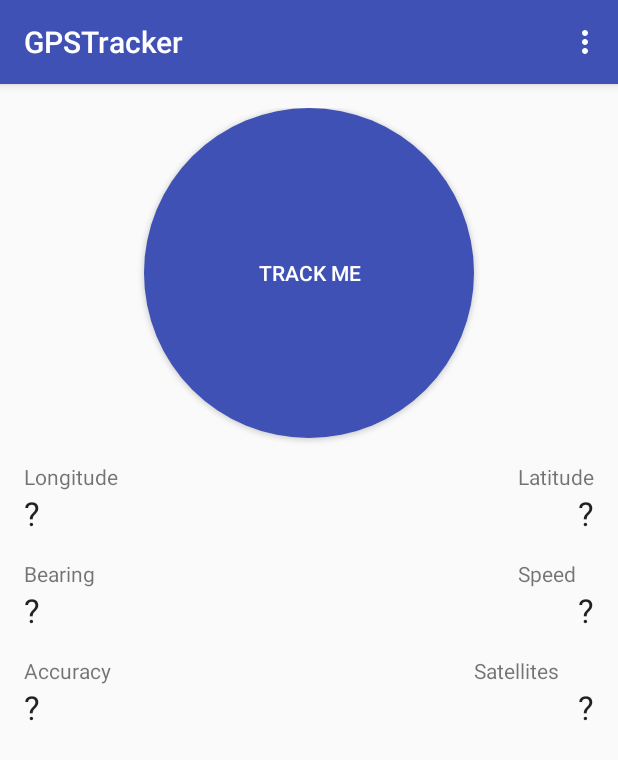
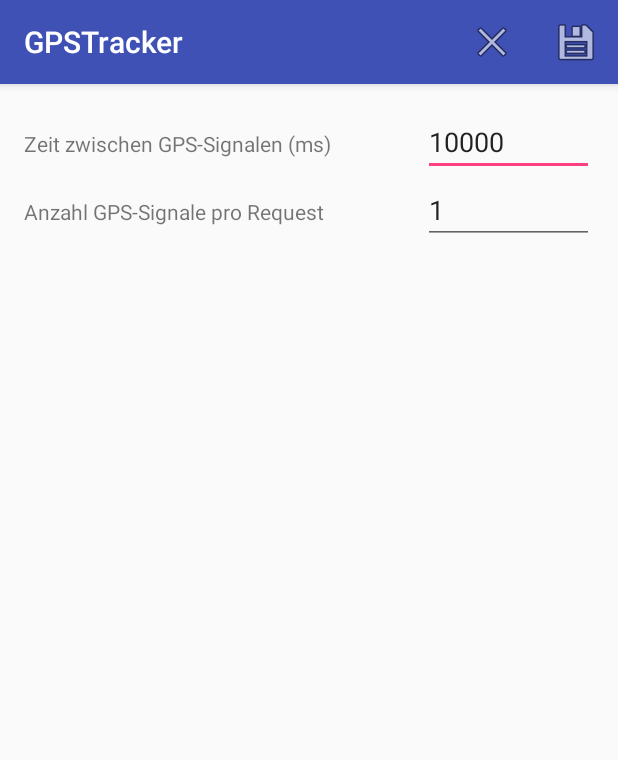
Before and after one commit to shiptrail/android-main, an Android app: the screen it shows after launch (MainActivity before the commit, SettingsActivity after it), in the options menu, after a tap on "Settings", on a phone screen of 412 x 824 dp. Shown: the top 760 px of the screen. Run offline under Robolectric (Android 15) with nearby library versions, the phone set to English and light mode, and no system bars; pictures from the network do not load.

Commit message:
FE-46: Neue Activity: SettingsActivity. Diese zeigt verschiedene Einstellungen an und lässt den User diese bearbeiten. Ist noch nicht ganz fertig. Speichern dieser Einstellungen funktioniert aber. Außerdem ein Storagehandler hinzugefügt. Dieser speichert bestimmte Dinge in Dateien, damit die App weiterhin funktioniert, wenn sie vom Android-OS recyclet wird wegen Speicher, oder manuell aus dem Speicher entfernt wird.
Change-Id: I1f38fc04034427e0f6c359bc4b4109b86766cab1

```diff
--- a/app/src/main/java/de/h3adless/gpstracker/AppSettings.java
+++ b/app/src/main/java/de/h3adless/gpstracker/AppSettings.java
@@ -2,33 +2,107 @@ package de.h3adless.gpstracker;
 
 import android.app.Application;
 import android.content.Intent;
+import android.util.Log;
+
+import java.io.Serializable;
+import java.net.URISyntaxException;
 
 /**
  * Created by timo_ on 09.08.2016.
+ *
+ * kind of a global static singleton.
+ * gets instantiated first before any other classes of this app.
+ * needs android:name=".AppSettings" in manifest.
+ *
+ * when being created, it checks for already saved storage data with loadDataFromFile().
+ *
+ * every setter automatically saves the data in storage with the storagehandler.
+ *
  */
+
 public class AppSettings extends Application {
 
-    private AppSettings mainContext = null;
+    private static AppSettings mainContext = null;
 
 
-    public static boolean TRACKING_ENABLED = false;
-    public static Intent LOCATION_SERVICE_INTENT = null;
+    private static boolean TRACKING_ENABLED = false;
+    private static Intent LOCATION_SERVICE_INTENT = null;
 
     public static String SERVER_URL = null;
     public static String SERVER_PORT = null;
 
-    public static long TRACKING_INTERVALL = 10000;
-    public static int SEND_EVERY_XTH_LOC = 1;
+    public static long TRACKING_INTERVAL = 10000;
+    public static int SEND_TOGETHER = 1;
 
     public static String RANDOM_DEVICE_UUID = null;
 
     public void onCreate() {
         super.onCreate();
         mainContext = this;
+        Log.d("AppSettings", "ONCREATE. maincontext: " + mainContext);
+        loadDataFromFile();
     }
 
-    public AppSettings getAppSettings() {
-        return mainContext;
+    public static boolean getTrackingEnabled() {
+        return TRACKING_ENABLED;
+    }
+
+    public static void setTrackingEnabled(boolean trackingEnabled) {
+        TRACKING_ENABLED = trackingEnabled;
+        StorageHandler.save(mainContext, StorageHandler.STORAGE_TRACKING_BOOLEAN, trackingEnabled);
+    }
+
+    public static Intent getLocationServiceIntent() {
+        return LOCATION_SERVICE_INTENT;
+    }
+
+    public static void setLocationServiceIntent(Intent locationServiceIntent) {
+        LOCATION_SERVICE_INTENT = locationServiceIntent;
+        StorageHandler.save(mainContext, StorageHandler.STORAGE_LOCATION_SERVICE_INTENT, locationServiceIntent.toUri(0));
+    }
+
+    public static long getTrackingInterval() {
+        return TRACKING_INTERVAL;
+    }
+
+    public static void setTrackingInterval(long trackingInterval) {
+        TRACKING_INTERVAL = trackingInterval;
+        StorageHandler.save(mainContext, StorageHandler.STORAGE_TRACKING_INTERVAL, trackingInterval);
+    }
+
+    public static int getSendTogether() {
+        return SEND_TOGETHER;
+    }
+
+    public static void setSendTogether(int sendTogether) {
+        SEND_TOGETHER = sendTogether;
+        StorageHandler.save(mainContext, StorageHandler.STORAGE_SEND_TOGETHER, sendTogether);
+    }
+
+    private static void loadDataFromFile() {
+        Serializable trackingEnabled = StorageHandler.load(mainContext, StorageHandler.STORAGE_TRACKING_BOOLEAN);
+        if (trackingEnabled != null) {
+            TRACKING_ENABLED = (Boolean) trackingEnabled;
+        }
+
+        try {
+            Serializable locationServiceIntent = StorageHandler.load(mainContext, StorageHandler.STORAGE_LOCATION_SERVICE_INTENT);
+            if (locationServiceIntent != null) {
+                LOCATION_SERVICE_INTENT = Intent.parseUri((String) locationServiceIntent, 0);
+            }
+        } catch (URISyntaxException e) {
+            e.printStackTrace();
+        }
+
+        Serializable trackingInterval = StorageHandler.load(mainContext, StorageHandler.STORAGE_TRACKING_INTERVAL);
+        if (trackingInterval != null) {
+            TRACKING_INTERVAL = (long) trackingInterval;
+        }
+
+        Serializable sendTogether = StorageHandler.load(mainContext, StorageHandler.STORAGE_SEND_TOGETHER);
+        if (sendTogether != null) {
+            SEND_TOGETHER = (int) sendTogether;
+        }
     }
 
 }
--- /dev/null
+++ b/app/src/main/java/de/h3adless/gpstracker/StorageHandler.java
@@ -0,0 +1,85 @@
+package de.h3adless.gpstracker;
+
+import android.content.Context;
+import android.os.Parcelable;
+
+import java.io.BufferedInputStream;
+import java.io.BufferedOutputStream;
+import java.io.FileInputStream;
+import java.io.FileOutputStream;
+import java.io.IOException;
+import java.io.ObjectInputStream;
+import java.io.ObjectOutputStream;
+import java.io.Serializable;
+
+/**
+ * Created by Sebu on 16.08.2016.
+ *
+ * Simple Handler that saves and loads special storage data. Only use one of the Storage Types defined here.
+ *
+ */
+public class StorageHandler {
+
+	/**
+	 * Type for Storage. Used for the boolean AppSettings.TRACKING_ENABLED
+	 */
+	public static final String STORAGE_TRACKING_BOOLEAN = "tracking_boolean";
+	/**
+	 * Type for Storage. Used for the Intent LOCATION_SERVICE_INTENT
+	 */
+	public static final String STORAGE_LOCATION_SERVICE_INTENT = "location_service_intent";
+	/**
+	 * Type for Storage. Used for the Long AppSettings.TRACKING_INTERVAL
+	 */
+	public static final String STORAGE_TRACKING_INTERVAL = "tracking_interval";
+	/**
+	 * Type for Storage. Used for the int AppSettings.SEND_TOGETHER
+	 */
+	public static final String STORAGE_SEND_TOGETHER = "send_together";
+
+	/**
+	 * @param context the context to use.
+	 * @param type one of the Types for Storage (see at top)
+	 * @param data the data to save
+	 */
+	public static void save(Context context, String type, Serializable data) {
+		try {
+			FileOutputStream fos = context.openFileOutput(type, Context.MODE_PRIVATE);
+			BufferedOutputStream bos = new BufferedOutputStream(fos);
+			ObjectOutputStream output = new ObjectOutputStream(bos);
+
+			output.writeObject(data);
+
+			output.close();
+			bos.close();
+			fos.close();
+		} catch (IOException e) {
+			e.printStackTrace();
+		}
+	}
+
+	/**
+	 *
+	 * @param context the context to use.
+	 * @param type one of the Types for Stoarge (see at top)
+	 * @return the data to load or null if exception
+	 */
+	public static Serializable load(Context context, String type) {
+		try {
+			FileInputStream fis = context.openFileInput(type);
+			BufferedInputStream bis = new BufferedInputStream(fis);
+			ObjectInputStream input = new ObjectInputStream(bis);
+
+			Serializable result = (Serializable) input.readObject();
+
+			input.close();
+			bis.close();
+			fis.close();
+			return result;
+		} catch (IOException | ClassNotFoundException e) {
+			e.printStackTrace();
+			return null;
+		}
+	}
+
+}
--- a/app/src/main/java/de/h3adless/gpstracker/activities/MainActivity.java
+++ b/app/src/main/java/de/h3adless/gpstracker/activities/MainActivity.java
@@ -59,7 +59,7 @@ public class MainActivity extends AppCompatActivity {
                 @Override
                 public void onClick(View view) {
                     toggleTracking();
-                    Log.d(GPS, "Track button was clicked and tracking is now: " + AppSettings.TRACKING_ENABLED);
+                    Log.d(GPS, "Track button was clicked and tracking is now: " + AppSettings.getTrackingEnabled());
                 }
             });
         }
@@ -73,10 +73,10 @@ public class MainActivity extends AppCompatActivity {
                 }
             }
         };
-        AppSettings.LOCATION_SERVICE_INTENT = new Intent(this, LocationService.class);
+        AppSettings.setLocationServiceIntent(new Intent(this, LocationService.class));
 
         //If we are tracking, register the broadcastreceiver
-        if (AppSettings.TRACKING_ENABLED) {
+        if (AppSettings.getTrackingEnabled()) {
             registerReceiver(broadcastReceiver, new IntentFilter(LocationService.BROADCAST_ACTION));
             setButtonState();
         }
@@ -86,7 +86,7 @@ public class MainActivity extends AppCompatActivity {
     }
 
     private void toggleTracking() {
-        if (AppSettings.TRACKING_ENABLED) {
+        if (AppSettings.getTrackingEnabled()) {
             disableTracking();
         } else {
             enableTracking();
@@ -106,7 +106,7 @@ public class MainActivity extends AppCompatActivity {
 
     @Override
     protected void onDestroy() {
-        if(AppSettings.TRACKING_ENABLED) {
+        if(AppSettings.getTrackingEnabled()) {
             unregisterReceiver(broadcastReceiver);
         }
 
@@ -127,7 +127,8 @@ public class MainActivity extends AppCompatActivity {
         int id = item.getItemId();
 
         if (id == R.id.action_settings) {
-            return true;
+            Intent intent = new Intent(this, SettingsActivity.class);
+            startActivity(intent);
         } else  if (id == R.id.action_list) {
 
             Intent intent = new Intent(this, TrackListActivity.class);
@@ -148,7 +149,7 @@ public class MainActivity extends AppCompatActivity {
     private void setButtonState() {
         final Button trackButton = (Button) findViewById(R.id.button_track_me);
         Drawable drawable;
-        if (AppSettings.TRACKING_ENABLED) {
+        if (AppSettings.getTrackingEnabled()) {
             drawable = ResourcesCompat.getDrawable(getResources(), R.drawable.rounded_button_active, null);
             trackButton.setText(R.string.now_tracking);
         } else {
@@ -181,7 +182,7 @@ public class MainActivity extends AppCompatActivity {
             showGpsAlert();
         }
 
-        AppSettings.TRACKING_ENABLED = true;
+        AppSettings.setTrackingEnabled(true);
 
         registerReceiver(broadcastReceiver, new IntentFilter(LocationService.BROADCAST_ACTION));
 
@@ -200,18 +201,20 @@ public class MainActivity extends AppCompatActivity {
 
         values.put(TrackDatabase.TrackEntry.COLUMN_NAME_NAME, "Track vom " + dateAsString);
         long trackId = db.insert(TrackDatabase.TrackEntry.TABLE_NAME, null, values);
-        AppSettings.LOCATION_SERVICE_INTENT.putExtra(LocationService.TRACK_ID, trackId);
+        Intent intent = AppSettings.getLocationServiceIntent();
+        intent.putExtra(LocationService.TRACK_ID, trackId);
+        AppSettings.setLocationServiceIntent(intent);
 
-        startService(AppSettings.LOCATION_SERVICE_INTENT);
+        startService(AppSettings.getLocationServiceIntent());
     }
 
     private void disableTracking() {
 
-        stopService(AppSettings.LOCATION_SERVICE_INTENT);
+        stopService(AppSettings.getLocationServiceIntent());
 
         unregisterReceiver(broadcastReceiver);
 
-        AppSettings.TRACKING_ENABLED = false;
+        AppSettings.setTrackingEnabled(false);
 
         resetUI();
     }
--- /dev/null
+++ b/app/src/main/java/de/h3adless/gpstracker/activities/SettingsActivity.java
@@ -0,0 +1,66 @@
+package de.h3adless.gpstracker.activities;
+
+import android.os.Bundle;
+import android.support.v7.app.AppCompatActivity;
+import android.support.v7.widget.Toolbar;
+import android.view.Menu;
+import android.view.MenuItem;
+import android.widget.EditText;
+
+import de.h3adless.gpstracker.AppSettings;
+import de.h3adless.gpstracker.R;
+
+/**
+ * Created by Sebu on 16.08.2016.
+ */
+public class SettingsActivity extends AppCompatActivity {
+
+	private EditText editTrackInterval;
+	private EditText editSendTogether;
+
+	@Override
+	protected void onCreate(Bundle savedInstanceState) {
+		super.onCreate(savedInstanceState);
+		setContentView(R.layout.activity_settings);
+
+		Toolbar toolbar = (Toolbar) findViewById(R.id.toolbar);
+		setSupportActionBar(toolbar);
+
+		editTrackInterval = (EditText) findViewById(R.id.activity_settings_edit_time_between_gps);
+		editSendTogether = (EditText) findViewById(R.id.activity_settings_edit_amount_to_send_together);
+
+		editTrackInterval.setText(String.valueOf(AppSettings.getTrackingInterval()));
+		editSendTogether.setText(String.valueOf(AppSettings.getSendTogether()));
+	}
+
+	@Override
+	public boolean onCreateOptionsMenu(Menu menu) {
+		getMenuInflater().inflate(R.menu.menu_settings, menu);
+		return true;
+	}
+
+
+	@Override
+	public boolean onOptionsItemSelected(MenuItem item) {
+
+		int id = item.getItemId();
+
+		switch (id) {
+			case R.id.action_settings_confirm:
+				String trackInterval = editTrackInterval.getText().toString();
+				if (!trackInterval.equals("")) {
+					AppSettings.setTrackingInterval(Long.parseLong(trackInterval));
+				}
+				String sendTogether = editSendTogether.getText().toString();
+				if (!sendTogether.equals("")) {
+					AppSettings.setSendTogether(Integer.parseInt(sendTogether));
+				}
+				finish();
+			case R.id.action_settings_cancel:
+				finish();
+		}
+
+		return super.onOptionsItemSelected(item);
+	}
+
+}
--- a/app/src/main/java/de/h3adless/gpstracker/services/LocationService.java
+++ b/app/src/main/java/de/h3adless/gpstracker/services/LocationService.java
@@ -63,6 +63,7 @@ public class LocationService extends Service {
                 .setOngoing(true);
 
         Intent resultIntent = new Intent(getApplicationContext(), MainActivity.class);
+        resultIntent.setFlags(Intent.FLAG_ACTIVITY_CLEAR_TOP);
 
         PendingIntent resultPendingIntent = PendingIntent.getActivity(
                 getApplicationContext(),
@@ -111,6 +112,7 @@ public class LocationService extends Service {
     @Override
     public void onDestroy() {
         super.onDestroy();
+        AppSettings.setTrackingEnabled(false);
         notificationManager.cancel(0);
         Log.v("STOP_SERVICE", "DONE");
         if (ActivityCompat.checkSelfPermission(this, Manifest.permission.ACCESS_FINE_LOCATION) != PackageManager.PERMISSION_GRANTED && ActivityCompat.checkSelfPermission(this, Manifest.permission.ACCESS_COARSE_LOCATION) != PackageManager.PERMISSION_GRANTED) {
--- /dev/null
+++ b/app/src/main/res/layout/activity_settings.xml
@@ -0,0 +1,26 @@
+<?xml version="1.0" encoding="utf-8"?>
+<android.support.design.widget.CoordinatorLayout xmlns:android="http://schemas.android.com/apk/res/android"
+                                                 xmlns:app="http://schemas.android.com/apk/res-auto"
+                                                 xmlns:tools="http://schemas.android.com/tools"
+                                                 android:layout_width="match_parent"
+                                                 android:layout_height="match_parent"
+                                                 android:fitsSystemWindows="true"
+                                                 tools:context=".activities.SettingsActivity">
+
+    <android.support.design.widget.AppBarLayout
+        android:layout_width="match_parent"
+        android:layout_height="wrap_content"
+        android:theme="@style/AppTheme.AppBarOverlay">
+
+        <android.support.v7.widget.Toolbar
+            android:id="@+id/toolbar"
+            android:layout_width="match_parent"
+            android:layout_height="?attr/actionBarSize"
+            android:background="?attr/colorPrimary"
+            app:popupTheme="@style/AppTheme.PopupOverlay" />
+
+    </android.support.design.widget.AppBarLayout>
+
+    <include layout="@layout/content_settings" />
+
+</android.support.design.widget.CoordinatorLayout>
--- /dev/null
+++ b/app/src/main/res/layout/content_settings.xml
@@ -0,0 +1,63 @@
+<LinearLayout
+    xmlns:android="http://schemas.android.com/apk/res/android"
+    xmlns:tools="http://schemas.android.com/tools"
+    android:layout_height="match_parent"
+    android:layout_width="match_parent"
+    android:layout_marginTop="?attr/actionBarSize"
+    android:paddingBottom="@dimen/activity_vertical_margin"
+    android:paddingLeft="@dimen/activity_horizontal_margin"
+    android:paddingRight="@dimen/activity_horizontal_margin"
+    android:paddingTop="@dimen/activity_vertical_margin"
+    tools:showIn="@layout/activity_settings"
+    tools:context=".activities.SettingsActivity"
+    android:orientation="vertical">
+
+    <LinearLayout
+        android:layout_width="match_parent"
+        android:layout_height="wrap_content"
+        android:orientation="horizontal"
+        android:weightSum="1">
+
+        <TextView
+            android:layout_width="0dp"
+            android:layout_weight="0.7"
+            android:layout_height="wrap_content"
+            android:text="@string/activity_settings_time_between_gps"/>
+
+        <EditText
+            android:id="@+id/activity_settings_edit_time_between_gps"
+            android:layout_width="0dp"
+            android:layout_weight="0.3"
+            android:layout_height="wrap_content"
+            android:ems="5"
+            android:maxLength="5"
+            android:inputType="number"/>
+
+    </LinearLayout>
+
+    <LinearLayout
+        android:layout_width="match_parent"
+        android:layout_height="wrap_content"
+        android:orientation="horizontal"
+        android:weightSum="1">
+
+        <TextView
+            android:layout_width="0dp"
+            android:layout_weight="0.7"
+            android:layout_height="wrap_content"
+            android:text="@string/activity_settings_amount_to_send_together"/>
+
+        <EditText
+            android:id="@+id/activity_settings_edit_amount_to_send_together"
+            android:layout_width="0dp"
+            android:layout_weight="0.3"
+            android:layout_height="wrap_content"
+            android:ems="2"
+            android:maxLength="2"
+            android:inputType="number"/>
+
+    </LinearLayout>
+
+
+
+</LinearLayout>
--- /dev/null
+++ b/app/src/main/res/menu/menu_settings.xml
@@ -0,0 +1,19 @@
+<?xml version="1.0" encoding="utf-8"?>
+<menu
+    xmlns:android="http://schemas.android.com/apk/res/android"
+    xmlns:app="http://schemas.android.com/apk/res-auto"
+    xmlns:tools="http://schemas.android.com/tools"
+    tools:context=".activities.SettingsActivity">
+
+    <item
+        android:id="@+id/action_settings_cancel"
+        android:title="@string/action_settings_cancel"
+        android:icon="@android:drawable/ic_menu_close_clear_cancel"
+        app:showAsAction="ifRoom"/>
+    <item
+        android:id="@+id/action_settings_confirm"
+        android:title="@string/action_settings_confirm"
+        android:icon="@android:drawable/ic_menu_save"
+        app:showAsAction="ifRoom"/>
+
+</menu>
--- a/app/src/main/res/values/strings.xml
+++ b/app/src/main/res/values/strings.xml
@@ -25,4 +25,12 @@
     <string name="time">TIME</string>
     <string name="accuracy">ACCURACY</string>
     <string name="track">Track</string>
+
+    <string name="action_settings_confirm">Confirm</string>
+    <string name="action_settings_cancel">Cancel</string>
+
+    <string name="activity_settings_time_between_gps">Zeit zwischen GPS-Signalen (ms)</string>
+    <string name="activity_settings_amount_to_send_together">Anzahl GPS-Signale pro Request</string>
+
+
 </resources>
```
Also changed, not shown: app/src/main/AndroidManifest.xml (+8 -0 lines).
